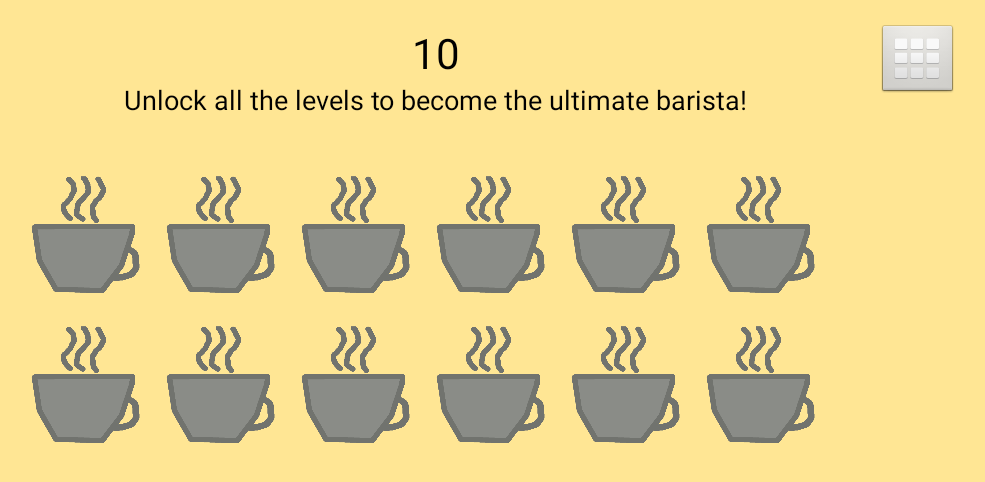
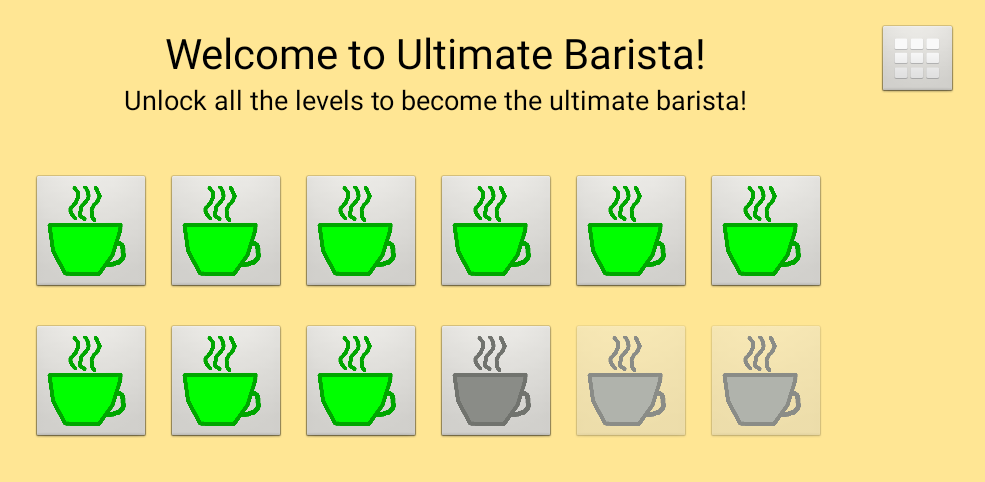
Before and after one commit to bfcadott/UltimateBarista, an Android app: the Levels screen opened directly, with no data from a screen before it, on a phone screen of 824 x 412 dp (held sideways). Shown: the top 482 px of the screen, without its empty margins (182-1167 px from the left). Run offline under Robolectric (Android 15) with nearby library versions, the phone set to English and light mode, and no system bars.

Commit message:
green buttons
yay

```diff
--- a/app/src/main/java/edu/oakland/ultimatebarista/Levels.java
+++ b/app/src/main/java/edu/oakland/ultimatebarista/Levels.java
@@ -65,10 +65,10 @@ public class Levels extends Activity implements View.OnClickListener {
             e.printStackTrace();
         }
 
-        titleText.setText(storedString);
 
 
         //Defines all ImageButtons based on assets in the GUI
+
         level1 = (ImageButton) findViewById(R.id.level1button);
         level2 = (ImageButton) findViewById(R.id.level2button);
         level3 = (ImageButton) findViewById(R.id.level3button);
@@ -113,32 +113,72 @@ public class Levels extends Activity implements View.OnClickListener {
 
         //Reads the integer from the save file and unlocks levels
         //based on user progress
-        switch (Integer.valueOf(storedString.toString())) {
+
+        int level = Integer.valueOf(storedString.toString());
+
+        switch (level) {
+            case 13:
+                level12.setImageResource(R.drawable.coffeecupgreen);
             case 12:
                 level12.setEnabled(true);
+                if(level == 12)
+                    level12.setImageResource(R.drawable.coffeecupdkgray);
+                level11.setImageResource(R.drawable.coffeecupgreen);
             case 11:
                 level11.setEnabled(true);
+                if(level == 11)
+                    level11.setImageResource(R.drawable.coffeecupdkgray);
+                level10.setImageResource(R.drawable.coffeecupgreen);
             case 10:
                 level10.setEnabled(true);
+                if(level == 10)
+                    level10.setImageResource(R.drawable.coffeecupdkgray);
+                level9.setImageResource(R.drawable.coffeecupgreen);
             case 9:
                 level9.setEnabled(true);
+                if(level == 9)
+                    level9.setImageResource(R.drawable.coffeecupdkgray);
+                level8.setImageResource(R.drawable.coffeecupgreen);
             case 8:
                 level8.setEnabled(true);
+                if(level == 8)
+                    level8.setImageResource(R.drawable.coffeecupdkgray);
+                level7.setImageResource(R.drawable.coffeecupgreen);
             case 7:
                 level7.setEnabled(true);
+                if(level == 7)
+                    level7.setImageResource(R.drawable.coffeecupdkgray);
+                level6.setImageResource(R.drawable.coffeecupgreen);
             case 6:
                 level6.setEnabled(true);
+                if(level == 6)
+                    level6.setImageResource(R.drawable.coffeecupdkgray);
+                level5.setImageResource(R.drawable.coffeecupgreen);
             case 5:
                 level5.setEnabled(true);
+                if(level == 5)
+                    level5.setImageResource(R.drawable.coffeecupdkgray);
+                level4.setImageResource(R.drawable.coffeecupgreen);
             case 4:
                 level4.setEnabled(true);
+                if(level == 4)
+                    level4.setImageResource(R.drawable.coffeecupdkgray);
+                level3.setImageResource(R.drawable.coffeecupgreen);
             case 3:
                 level3.setEnabled(true);
+                if(level == 3)
+                    level3.setImageResource(R.drawable.coffeecupdkgray);
+                level2.setImageResource(R.drawable.coffeecupgreen);
             case 2:
                 level2.setEnabled(true);
+                if(level == 2)
+                    level2.setImageResource(R.drawable.coffeecupdkgray);
+
+                level1.setImageResource(R.drawable.coffeecupgreen);
             case 1:
                 level1.setEnabled(true);
-
+                if(level == 1)
+                    level1.setImageResource(R.drawable.coffeecupdkgray);
         }
 
 
--- a/app/src/main/res/layout/activity_levels.xml
+++ b/app/src/main/res/layout/activity_levels.xml
@@ -51,10 +51,11 @@
             android:id="@+id/level1button"
             android:layout_column="0"
             android:enabled = "false"
-            android:background="@drawable/coffeecupdkgray"
             android:layout_margin="0dp"
             android:layout_row="0"
-            android:layout_marginRight="10dp" />
+            android:layout_marginRight="10dp"
+            android:src="@drawable/coffeecupltgray"
+            android:scaleType="fitXY" />
 
         <ImageButton
             android:layout_width="80dp"
@@ -62,10 +63,11 @@
             android:id="@+id/level2button"
             android:layout_column="1"
             android:enabled = "false"
-            android:background="@drawable/coffeecupdkgray"
             android:layout_margin="0dp"
             android:layout_row="0"
-            android:layout_marginRight="10dp" />
+            android:layout_marginRight="10dp"
+            android:src="@drawable/coffeecupltgray"
+            android:scaleType="fitXY" />
 
         <ImageButton
             android:layout_width="80dp"
@@ -73,10 +75,11 @@
             android:id="@+id/level3button"
             android:layout_column="2"
             android:enabled = "false"
-            android:background="@drawable/coffeecupdkgray"
             android:layout_margin="0dp"
             android:layout_row="0"
-            android:layout_marginRight="10dp" />
+            android:layout_marginRight="10dp"
+            android:src="@drawable/coffeecupltgray"
+            android:scaleType="fitXY" />
 
         <ImageButton
             android:layout_width="80dp"
@@ -84,10 +87,11 @@
             android:id="@+id/level4button"
             android:layout_column="3"
             android:enabled = "false"
-            android:background="@drawable/coffeecupdkgray"
             android:layout_margin="0dp"
             android:layout_row="0"
-            android:layout_marginRight="10dp" />
+            android:layout_marginRight="10dp"
+            android:src="@drawable/coffeecupltgray"
+            android:scaleType="fitXY" />
 
         <ImageButton
             android:layout_width="80dp"
@@ -95,10 +99,11 @@
             android:id="@+id/level5button"
             android:layout_column="4"
             android:enabled = "false"
-            android:background="@drawable/coffeecupdkgray"
             android:layout_margin="0dp"
             android:layout_row="0"
-            android:layout_marginRight="10dp" />
+            android:layout_marginRight="10dp"
+            android:src="@drawable/coffeecupltgray"
+            android:scaleType="fitXY" />
 
         <ImageButton
             android:layout_width="80dp"
@@ -106,9 +111,10 @@
             android:id="@+id/level6button"
             android:layout_column="5"
             android:enabled = "false"
-            android:background="@drawable/coffeecupdkgray"
             android:layout_margin="0dp"
-            android:layout_row="0" />
+            android:layout_row="0"
+            android:src="@drawable/coffeecupltgray"
+            android:scaleType="fitXY" />
 
         <ImageButton
             android:layout_width="80dp"
@@ -116,11 +122,12 @@
             android:id="@+id/level7button"
             android:layout_column="0"
             android:enabled = "false"
-            android:background="@drawable/coffeecupdkgray"
             android:layout_margin="0dp"
             android:layout_row="1"
             android:layout_marginRight="10dp"
-            android:layout_marginTop="20dp" />
+            android:layout_marginTop="20dp"
+            android:src="@drawable/coffeecupltgray"
+            android:scaleType="fitXY" />
 
         <ImageButton
             android:layout_width="80dp"
@@ -128,11 +135,12 @@
             android:id="@+id/level8button"
             android:layout_column="1"
             android:enabled = "false"
-            android:background="@drawable/coffeecupdkgray"
             android:layout_margin="0dp"
             android:layout_row="1"
             android:layout_marginRight="10dp"
-            android:layout_marginTop="20dp" />
+            android:layout_marginTop="20dp"
+            android:src="@drawable/coffeecupltgray"
+            android:scaleType="fitXY" />
 
         <ImageButton
             android:layout_width="80dp"
@@ -140,11 +148,12 @@
             android:id="@+id/level9button"
             android:layout_column="2"
             android:enabled = "false"
-            android:background="@drawable/coffeecupdkgray"
             android:layout_margin="0dp"
             android:layout_row="1"
             android:layout_marginRight="10dp"
-            android:layout_marginTop="20dp" />
+            android:layout_marginTop="20dp"
+            android:src="@drawable/coffeecupltgray"
+            android:scaleType="fitXY" />
 
         <ImageButton
             android:layout_width="80dp"
@@ -152,22 +161,24 @@
             android:id="@+id/level10button"
             android:layout_column="3"
             android:enabled = "false"
-            android:background="@drawable/coffeecupdkgray"
             android:layout_margin="0dp"
             android:layout_row="1"
             android:layout_marginRight="10dp"
-            android:layout_marginTop="20dp" />
+            android:layout_marginTop="20dp"
+            android:src="@drawable/coffeecupltgray"
+            android:scaleType="fitXY" />
 
         <ImageButton
             android:layout_width="80dp"
             android:layout_height="80dp"
             android:id="@+id/level11button"
             android:layout_column="4"
-            android:background="@drawable/coffeecupdkgray"
             android:layout_margin="0dp"
             android:layout_row="1"
             android:layout_marginRight="10dp"
-            android:layout_marginTop="20dp" />
+            android:layout_marginTop="20dp"
+            android:src="@drawable/coffeecupltgray"
+            android:scaleType="fitXY" />
 
         <ImageButton
             android:layout_width="80dp"
@@ -175,11 +186,12 @@
             android:id="@+id/level12button"
             android:layout_column="5"
             android:enabled = "false"
-            android:background="@drawable/coffeecupdkgray"
             android:layout_margin="0dp"
             android:layout_row="1"
             android:layout_marginRight="10dp"
-            android:layout_marginTop="20dp" />
+            android:layout_marginTop="20dp"
+            android:src="@drawable/coffeecupltgray"
+            android:scaleType="fitXY" />
     </GridLayout>
 
 </RelativeLayout>
```
